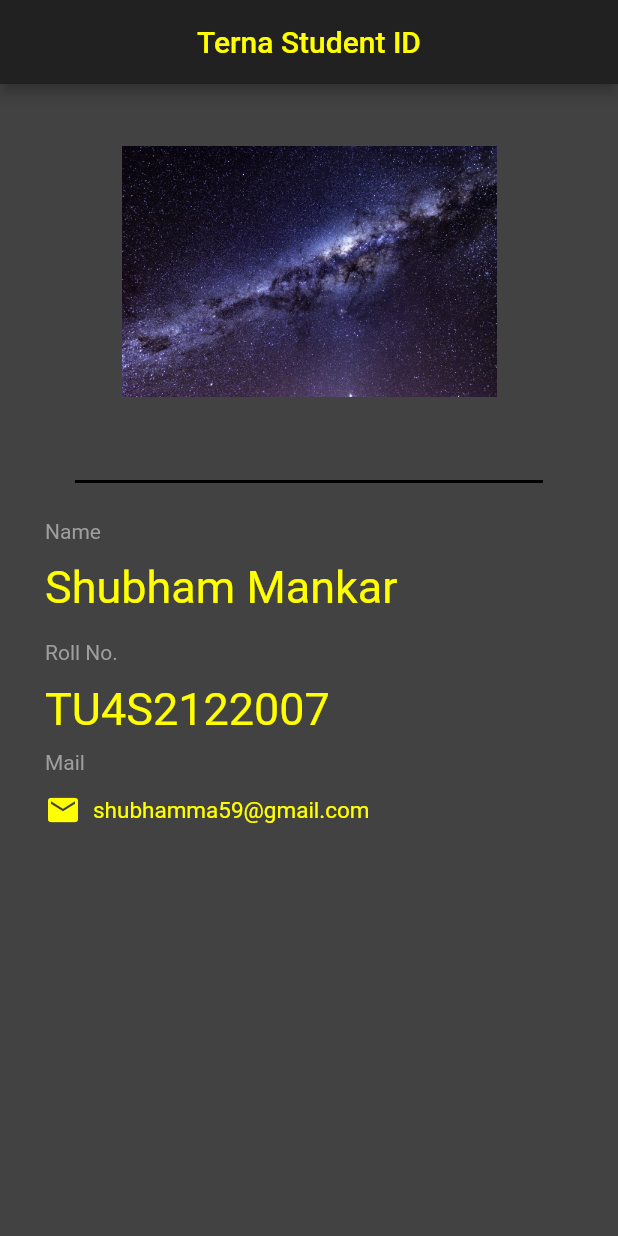
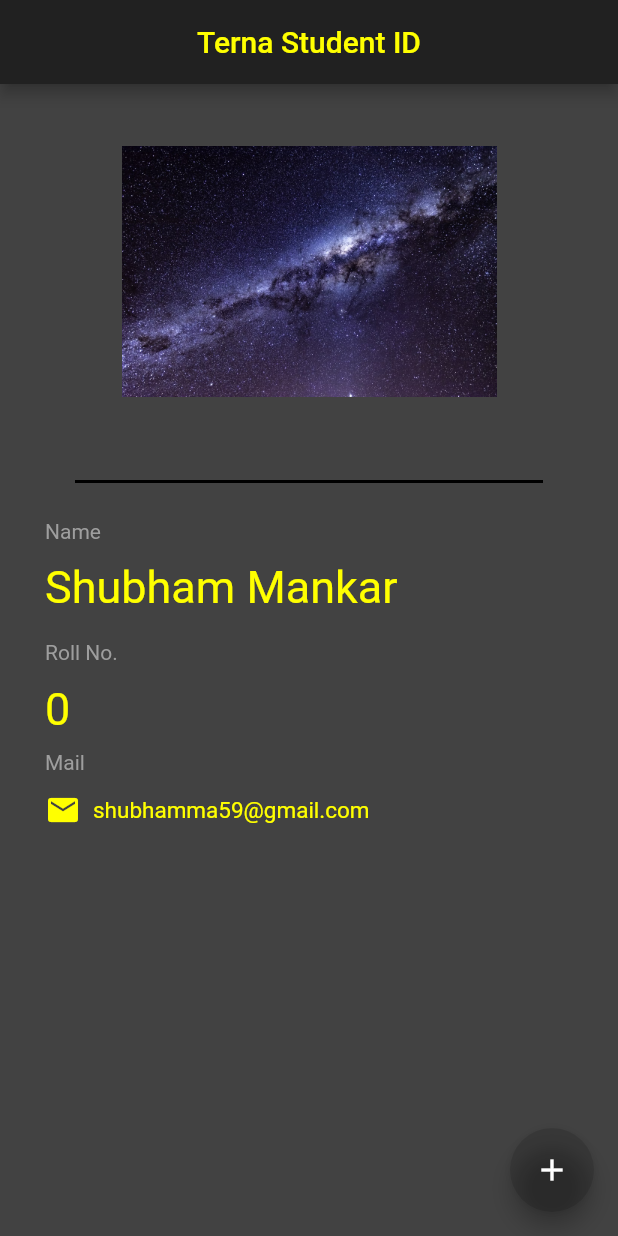
Before and after one commit to Shub0327/Flutter_Initial_Projects, a Flutter app: the screen it shows after launch, on a phone screen of 412 x 824 dp. Run offline on Flutter 3.47's test engine with Material 2 defaults, Android fonts, the phone set to English and light mode, and no system bars.

Commit message:
Terna Id Card

```diff
--- a/lib/main.dart
+++ b/lib/main.dart
@@ -4,8 +4,17 @@ main() => runApp(const MaterialApp(
       home: Myapp(),
     ));
 
-class Myapp extends StatelessWidget {
+class Myapp extends StatefulWidget {
+
+
   const Myapp({Key? key}) : super(key: key);
+
+  @override
+  State<Myapp> createState() => _MyappState();
+}
+
+class _MyappState extends State<Myapp> {
+  int roll_no=0;
 
   @override
   Widget build(BuildContext context) {
@@ -22,9 +31,18 @@ class Myapp extends StatelessWidget {
           ),
         ),
       ),
-      body: Padding(
-        padding: const EdgeInsets.fromLTRB(30, 0, 30, 0),
-        child: SingleChildScrollView(
+      floatingActionButton: FloatingActionButton(
+        onPressed: (){
+          setState(() {
+            roll_no +=1;
+          });
+        },
+        child: Icon(Icons.add),
+        backgroundColor: Colors.black12,
+      ),
+      body: SingleChildScrollView(
+        child: Padding(
+          padding: const EdgeInsets.fromLTRB(30, 0, 30, 0),
           child: Column(
             crossAxisAlignment: CrossAxisAlignment.start,
             children: <Widget>[
@@ -81,8 +99,8 @@ class Myapp extends StatelessWidget {
               const SizedBox(
                 height: 8.0,
               ),
-              const Text(
-                "TU4S2122007",
+              Text(
+                "$roll_no",
                 style: TextStyle(
                   fontSize: 30,
                   color: Colors.yellowAccent,
@@ -112,12 +130,11 @@ class Myapp extends StatelessWidget {
                   SizedBox(width: 8.0),
                   Text(
                     "shubhamma59@gmail.com",
-                    style: TextStyle(fontSize: 15.0, color: Colors.yellowAccent),
+                    style: TextStyle(fontSize: 15, color: Colors.yellowAccent),
                   ),
-
                 ],
               ),
-              SizedBox(height: 30,)
+              SizedBox(height: 20 ,)
             ],
           ),
         ),
```
